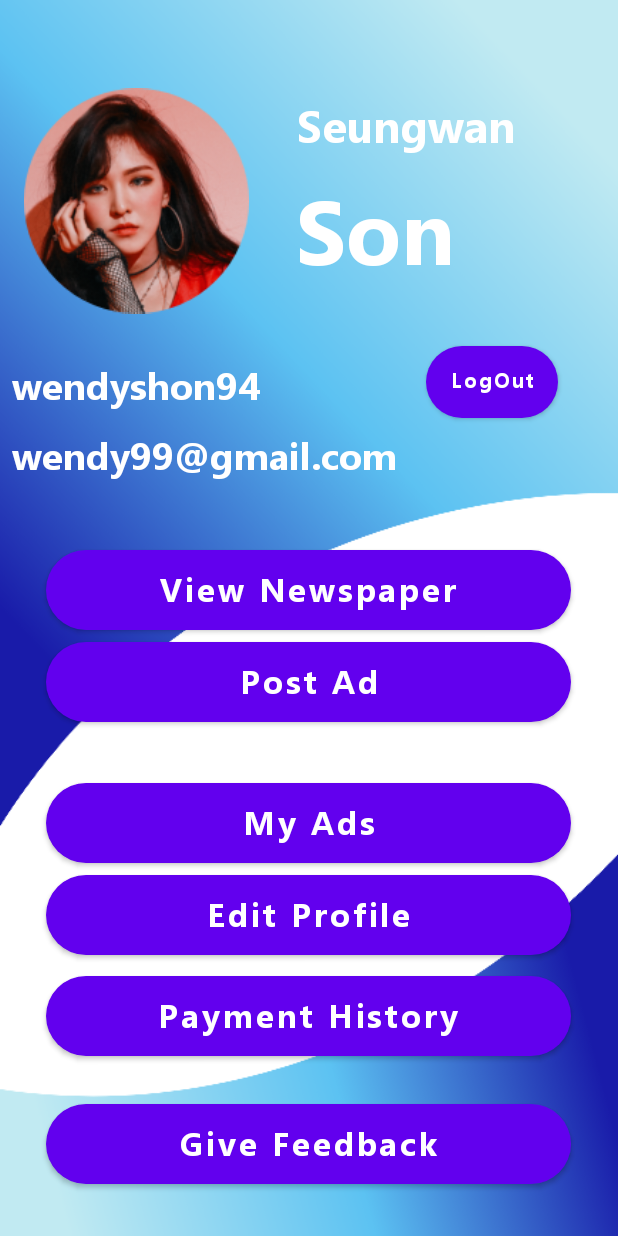
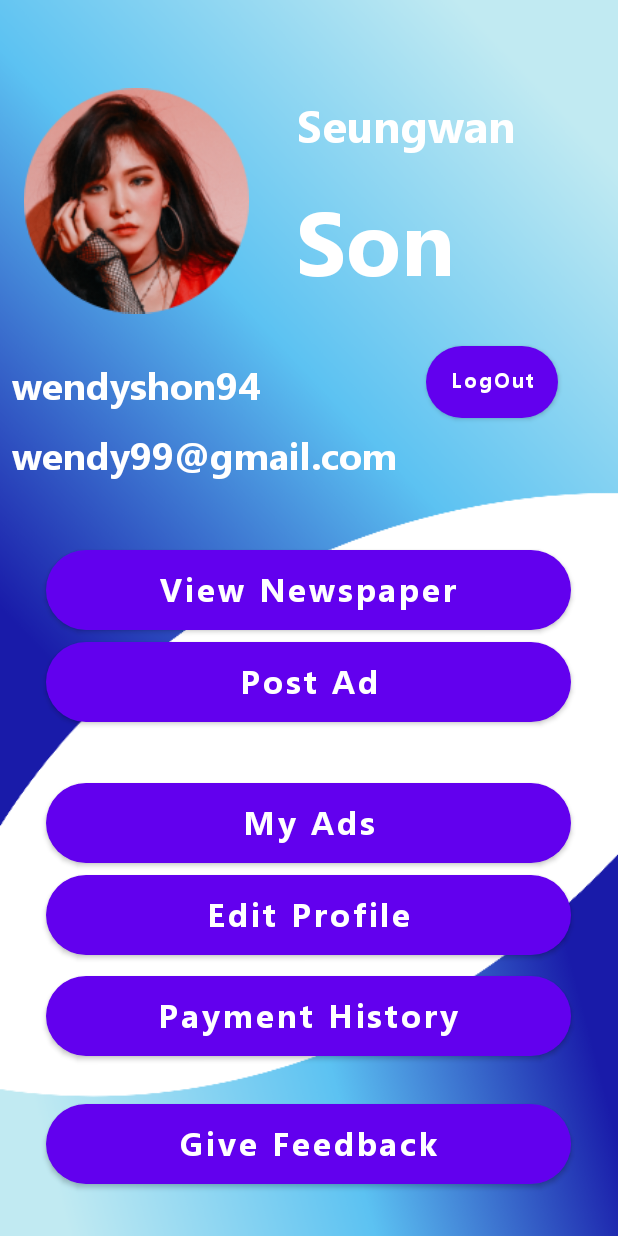
Before and after one commit to MalishaFdo/LesiAds, an Android app: the layout activity_profile.xml on its own in the app's theme, with its tools: preview values and no code run, on a phone screen of 412 x 824 dp. Run offline under Robolectric (Android 15) with nearby library versions, the phone set to English and light mode, and no system bars.

```diff
--- a/app/src/main/res/layout/activity_profile.xml
+++ b/app/src/main/res/layout/activity_profile.xml
@@ -20,7 +20,7 @@
         app:srcCompat="@drawable/wendy" />
 
     <TextView
-        android:id="@+id/textView11"
+        android:id="@+id/firstName"
         android:layout_width="wrap_content"
         android:layout_height="wrap_content"
         android:fontFamily="@font/ebrimabd"
@@ -35,10 +35,9 @@
         app:layout_constraintVertical_bias="0.08" />
 
     <TextView
-        android:id="@+id/textView12"
+        android:id="@+id/lastName"
         android:layout_width="wrap_content"
         android:layout_height="wrap_content"
-        android:layout_marginBottom="500dp"
         android:fontFamily="@font/ebrimabd"
         android:text="@string/son"
         android:textColor="@color/white"
@@ -47,11 +46,11 @@
         app:layout_constraintEnd_toEndOf="parent"
         app:layout_constraintHorizontal_bias="0.644"
         app:layout_constraintStart_toStartOf="parent"
-        app:layout_constraintTop_toBottomOf="@+id/textView11"
-        app:layout_constraintVertical_bias="0.0" />
+        app:layout_constraintTop_toTopOf="parent"
+        app:layout_constraintVertical_bias="0.162" />
 
     <TextView
-        android:id="@+id/textView13"
+        android:id="@+id/userName"
         android:layout_width="wrap_content"
         android:layout_height="wrap_content"
         android:fontFamily="@font/ebrimabd"
@@ -66,7 +65,7 @@
         app:layout_constraintVertical_bias="0.305" />
 
     <TextView
-        android:id="@+id/textView14"
+        android:id="@+id/Email"
         android:layout_width="wrap_content"
         android:layout_height="wrap_content"
         android:fontFamily="@font/ebrimabd"
```
Also changed, not shown: app/src/main/java/com/example/lesiadspro/profile.java (+33 -0 lines).
